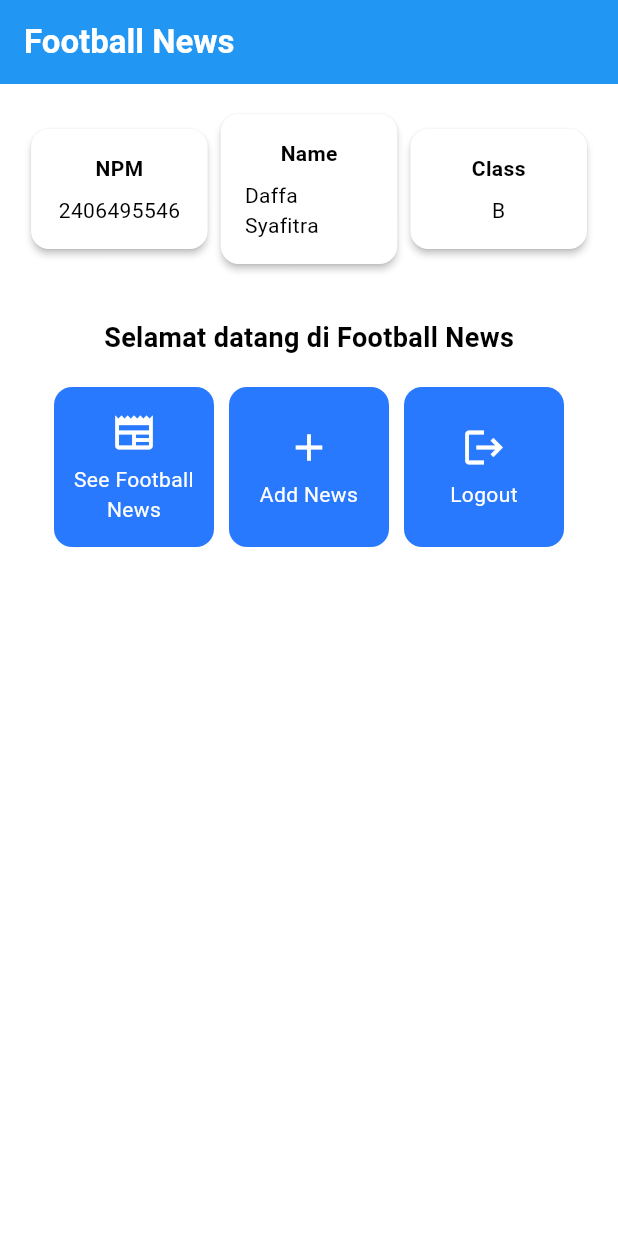
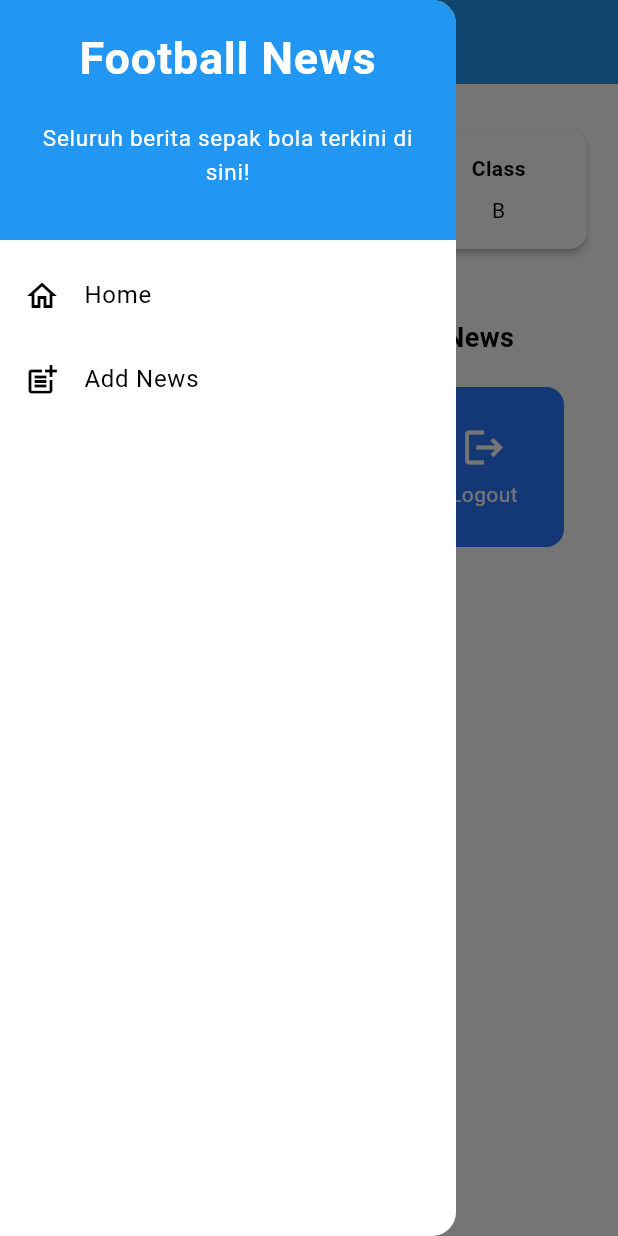
Before and after one commit to syafitr4/football-news-mobile, a Flutter app: the screen it shows after launch, with the side drawer open (before the commit the screen has no drawer), on a phone screen of 412 x 824 dp. Run offline on Flutter 3.47's test engine with Material 3 defaults, Android fonts, the phone set to English and light mode, and no system bars.

Commit message:
tutorial 7 done

```diff
--- a/lib/main.dart
+++ b/lib/main.dart
@@ -1,5 +1,5 @@
 import 'package:flutter/material.dart';
-import 'package:football_news/menu.dart';
+import 'package:football_news/screens/menu.dart';
 
 
 
--- a/lib/menu.dart
+++ b/lib/screens/menu.dart
@@ -1,4 +1,7 @@
 import 'package:flutter/material.dart';
+import 'package:football_news/widgets/left_drawer.dart';
+import 'package:football_news/widgets/news_card.dart';
+
 
 class MyHomePage extends StatelessWidget {
     MyHomePage({super.key});
@@ -25,6 +28,7 @@ class MyHomePage extends StatelessWidget {
         // Warna latar belakang AppBar diambil dari skema warna tema aplikasi.
         backgroundColor: Theme.of(context).colorScheme.primary,
       ),
+      drawer: LeftDrawer(),
       // Body halaman dengan padding di sekelilingnya.
       body: Padding(
         padding: const EdgeInsets.all(16.0),
@@ -132,58 +136,3 @@ class ItemHomepage {
 
  ItemHomepage(this.name, this.icon);
 }
-
-
-class ItemCard extends StatelessWidget {
-  // Menampilkan kartu dengan ikon dan nama.
-
-  final ItemHomepage item;
-
-  const ItemCard(this.item, {super.key});
-
-  @override
-  Widget build(BuildContext context) {
-    return Material(
-      // Menentukan warna latar belakang dari tema aplikasi.
-      color: Theme.of(context).colorScheme.secondary,
-      // Membuat sudut kartu melengkung.
-      borderRadius: BorderRadius.circular(12),
-
-      child: InkWell(
-        // Aksi ketika kartu ditekan.
-        onTap: () {
-          // Menampilkan pesan SnackBar saat kartu ditekan.
-          ScaffoldMessenger.of(context)
-            ..hideCurrentSnackBar()
-            ..showSnackBar(
-              SnackBar(content: Text("Kamu telah menekan tombol ${item.name}!"))
-            );
-        },
-        // Container untuk menyimpan Icon dan Text
-        child: Container(
-          padding: const EdgeInsets.all(8),
-          child: Center(
-            child: Column(
-              // Menyusun ikon dan teks di tengah kartu.
-              mainAxisAlignment: MainAxisAlignment.center,
-              children: [
-                Icon(
-                  item.icon,
-                  color: Colors.white,
-                  size: 30.0,
-                ),
-                const Padding(padding: EdgeInsets.all(3)),
-                Text(
-                  item.name,
-                  textAlign: TextAlign.center,
-                  style: const TextStyle(color: Colors.white),
-                ),
-              ],
-            ),
-          ),
-        ),
-      ),
-    );
-  }
-
-}
--- /dev/null
+++ b/lib/widgets/left_drawer.dart
@@ -0,0 +1,75 @@
+import 'package:flutter/material.dart';
+import 'package:football_news/screens/menu.dart';
+import 'package:football_news/screens/newslist_form.dart';
+
+class LeftDrawer extends StatelessWidget {
+  const LeftDrawer({super.key});
+
+  @override
+  Widget build(BuildContext context) {
+    return Drawer(
+      child: ListView(
+        children: [
+          const DrawerHeader(
+            decoration: BoxDecoration(
+              color: Colors.blue,
+            ),
+            child: Column(
+              children: [
+                Text(
+                  'Football News',
+                  textAlign: TextAlign.center,
+                  style: TextStyle(
+                    fontSize: 30,
+                    fontWeight: FontWeight.bold,
+                    color: Colors.white,
+                  ),
+                ),
+                Padding(padding: EdgeInsets.all(10)),
+                Text("Seluruh berita sepak bola terkini di sini!",
+                    // TODO: Tambahkan gaya teks dengan center alignment, font ukuran 15, warna putih, dan weight biasa
+                    textAlign: TextAlign.center,
+                    style: TextStyle(
+                      fontSize: 15,
+                      color: Colors.white,
+                      fontWeight: FontWeight.normal,
+                    ),
+                ),
+              ],
+            ),
+          ),
+          // TODO: Bagian routing
+          ListTile(
+            leading: const Icon(Icons.home_outlined),
+            title: const Text('Home'),
+            // Bagian redirection ke MyHomePage
+            onTap: () {
+              Navigator.pushReplacement(
+                  context,
+                  MaterialPageRoute(
+                    builder: (context) => MyHomePage(),
+                  ));
+            },
+          ),
+          ListTile(
+            leading: const Icon(Icons.post_add),
+            title: const Text('Add News'),
+            // Bagian redirection ke NewsFormPage
+            onTap: () {
+              /*
+              TODO: Buatlah routing ke NewsFormPage di sini,
+              setelah halaman NewsFormPage sudah dibuat.
+
+              */
+        Navigator.pushReplacement(
+        context,
+        MaterialPageRoute(
+            builder: (context) => NewsFormPage(),
+        ));
+            },
+          ),
+        ],
+      ),
+    );
+  }
+}
--- /dev/null
+++ b/lib/widgets/news_card.dart
@@ -0,0 +1,60 @@
+import 'package:flutter/material.dart';
+import 'package:football_news/screens/menu.dart';
+
+
+class ItemCard extends StatelessWidget {
+  // Menampilkan kartu dengan ikon dan nama.
+
+  final ItemHomepage item;
+
+  const ItemCard(this.item, {super.key});
+
+  @override
+  Widget build(BuildContext context) {
+    return Material(
+      // Menentukan warna latar belakang dari tema aplikasi.
+      color: Theme.of(context).colorScheme.secondary,
+      // Membuat sudut kartu melengkung.
+      borderRadius: BorderRadius.circular(12),
+
+      child: InkWell(
+        // Aksi ketika kartu ditekan.
+        onTap: () {
+          // Menampilkan pesan SnackBar saat kartu ditekan.
+          ScaffoldMessenger.of(context)
+            ..hideCurrentSnackBar()
+            ..showSnackBar(
+              SnackBar(content: Text("Kamu telah menekan tombol ${item.name}!"))
+            );
+                if (item.name == "Add News") {
+            Navigator.pushReplacementNamed(context, '/');
+          }
+        },
+        // Container untuk menyimpan Icon dan Text
+        child: Container(
+          padding: const EdgeInsets.all(8),
+          child: Center(
+            child: Column(
+              // Menyusun ikon dan teks di tengah kartu.
+              mainAxisAlignment: MainAxisAlignment.center,
+              children: [
+                Icon(
+                  item.icon,
+                  color: Colors.white,
+                  size: 30.0,
+                ),
+                const Padding(padding: EdgeInsets.all(3)),
+                Text(
+                  item.name,
+                  textAlign: TextAlign.center,
+                  style: const TextStyle(color: Colors.white),
+                ),
+              ],
+            ),
+          ),
+        ),
+      ),
+    );
+  }
+
+}
```
Also changed, not shown: lib/screens/newslist_form.dart (added, +210 -0 lines).
